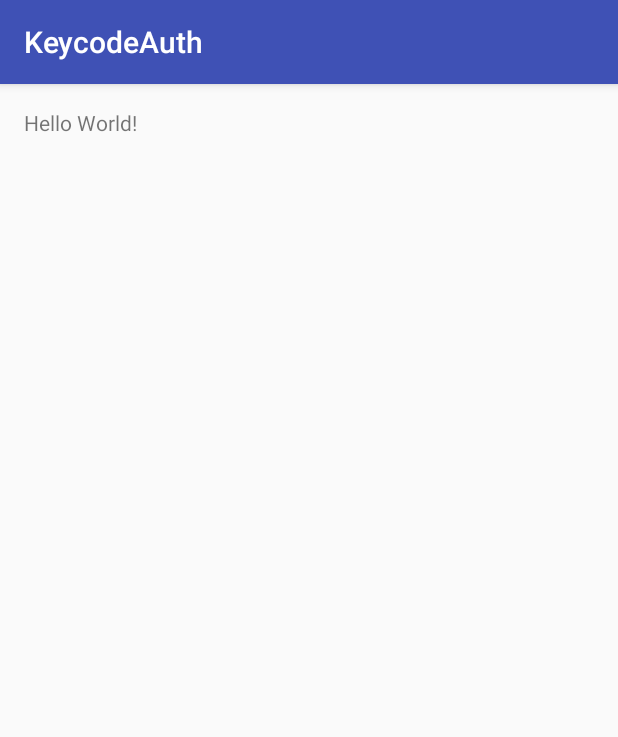
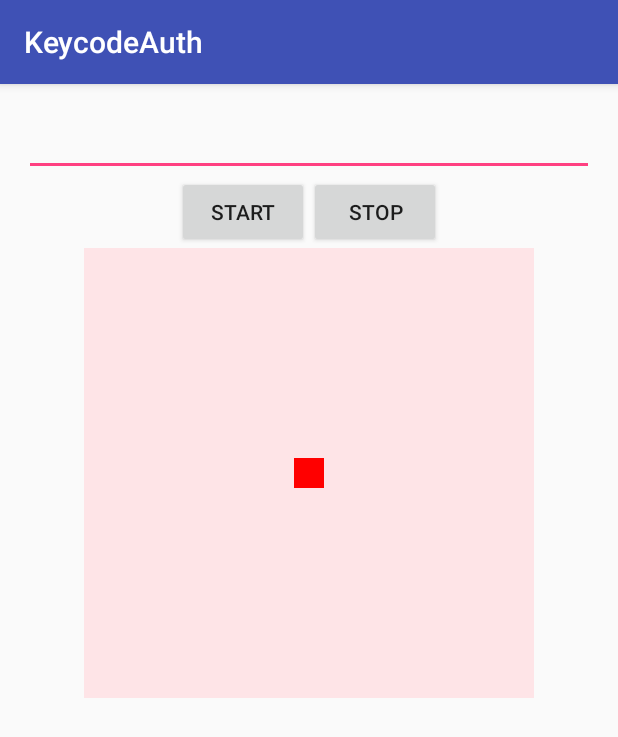
Before and after one commit to pompompompom/KeycodeAuth, an Android app: the screen it shows after launch (MainActivity), on a phone screen of 412 x 824 dp. Shown: the top 737 px of the screen. Run offline under Robolectric (Android 15) with nearby library versions, the phone set to English and light mode, and no system bars.

Commit message:
Add IMU and heatmap based data collection

```diff
--- a/app/src/main/AndroidManifest.xml
+++ b/app/src/main/AndroidManifest.xml
@@ -1,7 +1,6 @@
 <?xml version="1.0" encoding="utf-8"?>
 <manifest xmlns:android="http://schemas.android.com/apk/res/android"
     package="com.mitayun.keycodeauth">
-
     <application
         android:allowBackup="true"
         android:icon="@mipmap/ic_launcher"
--- a/app/src/main/java/com/mitayun/keycodeauth/MainActivity.java
+++ b/app/src/main/java/com/mitayun/keycodeauth/MainActivity.java
@@ -1,13 +1,151 @@
 package com.mitayun.keycodeauth;
 
+import android.content.Context;
+import android.graphics.Point;
+import android.hardware.Sensor;
+import android.hardware.SensorEvent;
+import android.hardware.SensorEventListener;
+import android.hardware.SensorManager;
 import android.support.v7.app.AppCompatActivity;
 import android.os.Bundle;
+import android.util.Log;
+import android.view.MotionEvent;
+import android.view.View;
+import android.widget.EditText;
 
-public class MainActivity extends AppCompatActivity {
+import java.io.FileNotFoundException;
+import java.io.FileOutputStream;
+import java.io.IOException;
+import java.util.ArrayList;
+import java.util.List;
+
+public class MainActivity extends AppCompatActivity implements SensorEventListener, View.OnTouchListener {
+
+    private static final String TAG = "KEYCODE_AUTH";
+
+    private static final String POSTFIX_ACC = "_acc";
+    private static final String POSTFIX_GYRO = "_gyro";
+    private static final String POSTFIX_POS = "_pos";
+
+    private SensorManager sensorManager;
+    private Sensor accelerometer;
+    private Sensor gyro;
+
+    private boolean started = false;
+
+    private List<String> accValues = new ArrayList<>();
+    private List<String> gyroValues = new ArrayList<>();
+    private List<String> positionValues = new ArrayList<>();
+
+    private EditText fileNameEditText;
+    private View targetView;
+    private View boundView;
 
     @Override
     protected void onCreate(Bundle savedInstanceState) {
         super.onCreate(savedInstanceState);
         setContentView(R.layout.activity_main);
+
+        fileNameEditText = (EditText) findViewById(R.id.filename);
+        targetView = findViewById(R.id.targetView);
+        boundView = findViewById(R.id.boundView);
+        boundView.setOnTouchListener(this);
+
+        sensorManager = (SensorManager) getSystemService(SENSOR_SERVICE);
+
+        accelerometer = sensorManager.getDefaultSensor(Sensor.TYPE_ACCELEROMETER);
+        gyro = sensorManager.getDefaultSensor(Sensor.TYPE_GYROSCOPE);
+    }
+
+    public void startRecording(View view) {
+        if (fileNameEditText.getText() != null && fileNameEditText.getText().length() > 0) {
+            sensorManager.registerListener(this, accelerometer, SensorManager.SENSOR_DELAY_NORMAL);
+            sensorManager.registerListener(this, gyro, SensorManager.SENSOR_DELAY_NORMAL);
+
+            started = true;
+        }
+    }
+
+    public void stopRecording(View view) {
+        // unregister
+        sensorManager.unregisterListener(this);
+        started = false;
+
+        // write arraylist to file
+        String fileName = fileNameEditText.getText().toString();
+        writeToFile(fileName + POSTFIX_ACC, accValues);
+        writeToFile(fileName + POSTFIX_GYRO, gyroValues);
+        writeToFile(fileName + POSTFIX_POS, positionValues);
+
+        // clear arraylist
+        accValues.clear();
+        gyroValues.clear();
+        positionValues.clear();
+
+        // clear filename edittext
+        fileNameEditText.setText("");
+    }
+
+    private void writeToFile(String fileName, List<String> listToWrite) {
+        FileOutputStream fileOutputStream;
+        try {
+            fileOutputStream = openFileOutput(fileName, Context.MODE_PRIVATE);
+            for (String s : listToWrite) {
+                fileOutputStream.write(s.getBytes());
+            }
+            fileOutputStream.close();
+        } catch (FileNotFoundException e) {
+            e.printStackTrace();
+        } catch (IOException e) {
+            e.printStackTrace();
+        }
+
+    }
+
+    protected Point getRelativePosition(View v, MotionEvent event) {
+        int[] location = new int[2];
+        v.getLocationOnScreen(location);
+        float screenX = event.getRawX();
+        float screenY = event.getRawY();
+        float viewX = screenX - location[0];
+        float viewY = screenY - location[1];
+        return new Point((int) viewX, (int) viewY);
+    }
+
+    @Override
+    public void onSensorChanged(SensorEvent event) {
+        List<String> targetList = null;
+        switch (event.sensor.getType()) {
+            case Sensor.TYPE_ACCELEROMETER:
+                targetList = accValues;
+                break;
+            case Sensor.TYPE_GYROSCOPE:
+                targetList = gyroValues;
+                break;
+        }
+        if (targetList != null) {
+            float x = event.values[0];
+            float y = event.values[1];
+            float z = event.values[2];
+            String result = x + "," + y + "," + z + "\n";
+            Log.d(TAG, "Sensor " + event.sensor.getType() + ": " + result);
+            targetList.add(result);
+        }
+    }
+
+    @Override
+    public void onAccuracyChanged(Sensor sensor, int accuracy) {
+
+    }
+
+    @Override
+    public boolean onTouch(View v, MotionEvent event) {
+        if (event.getAction() == MotionEvent.ACTION_UP && started) {
+            Point p = getRelativePosition(targetView, event);
+            String result = p.x + "," + p.y + "\n";
+            Log.d(TAG, "onTouch: " + result);
+            positionValues.add(result);
+        }
+        return false;
     }
 }
--- a/app/src/main/res/layout/activity_main.xml
+++ b/app/src/main/res/layout/activity_main.xml
@@ -1,17 +1,52 @@
 <?xml version="1.0" encoding="utf-8"?>
-<RelativeLayout xmlns:android="http://schemas.android.com/apk/res/android"
+<LinearLayout xmlns:android="http://schemas.android.com/apk/res/android"
     xmlns:tools="http://schemas.android.com/tools"
     android:id="@+id/activity_main"
     android:layout_width="match_parent"
     android:layout_height="match_parent"
+    android:orientation="vertical"
     android:paddingBottom="@dimen/activity_vertical_margin"
     android:paddingLeft="@dimen/activity_horizontal_margin"
     android:paddingRight="@dimen/activity_horizontal_margin"
     android:paddingTop="@dimen/activity_vertical_margin"
     tools:context="com.mitayun.keycodeauth.MainActivity">
 
-    <TextView
-        android:layout_width="wrap_content"
+    <EditText
+        android:id="@+id/filename"
+        android:layout_width="match_parent"
+        android:layout_height="wrap_content" />
+
+    <LinearLayout
+        android:layout_width="match_parent"
         android:layout_height="wrap_content"
-        android:text="Hello World!" />
-</RelativeLayout>
+        android:gravity="center"
+        android:orientation="horizontal">
+
+        <Button
+            android:layout_width="wrap_content"
+            android:layout_height="wrap_content"
+            android:onClick="startRecording"
+            android:text="Start" />
+
+        <Button
+            android:layout_width="wrap_content"
+            android:layout_height="wrap_content"
+            android:onClick="stopRecording"
+            android:text="Stop" />
+    </LinearLayout>
+
+    <LinearLayout
+        android:id="@+id/boundView"
+        android:layout_width="300dp"
+        android:layout_height="300dp"
+        android:layout_gravity="center_horizontal"
+        android:background="#fee4e7"
+        android:gravity="center">
+
+        <View
+            android:id="@+id/targetView"
+            android:layout_width="20dp"
+            android:layout_height="20dp"
+            android:background="#FF0000" />
+    </LinearLayout>
+</LinearLayout>
```
